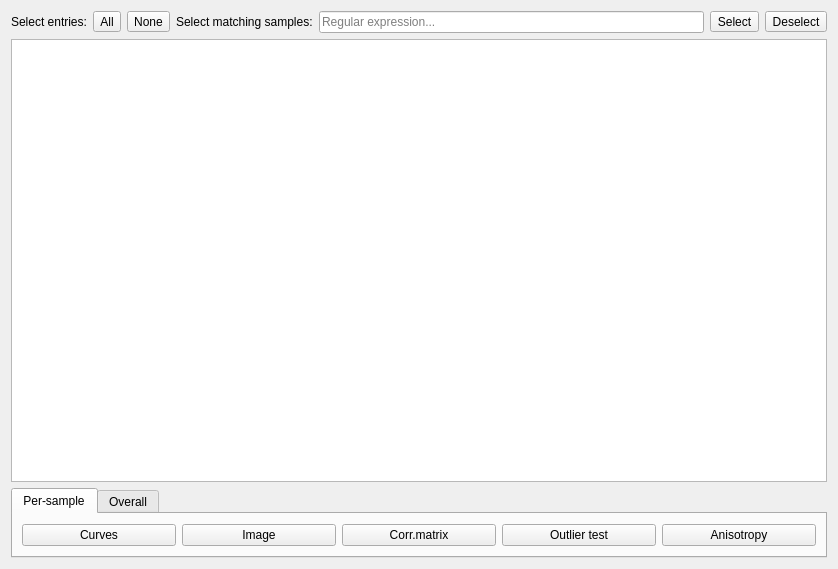
This is cct/processinggui/project/resultsdispatcher.ui in awacha/cct as Qt 5 draws it before an edit. The edited form follows.
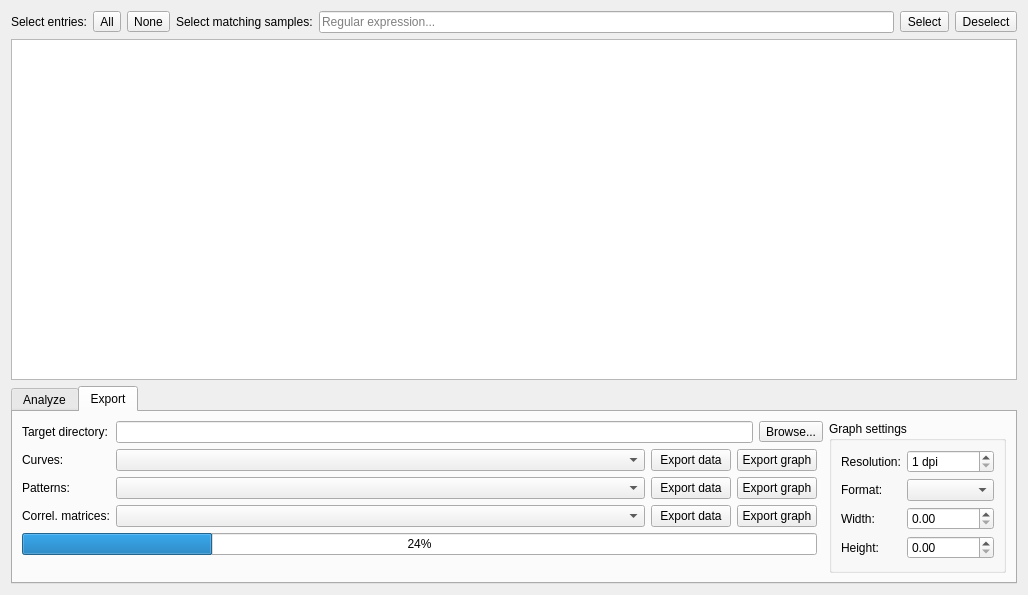
This is the edited form. Icons and pictures are not drawn.

Commit message: Background subtraction and export works. Some fine tuning remains (and transmission)

```diff
--- a/cct/processinggui/project/resultsdispatcher.ui
+++ b/cct/processinggui/project/resultsdispatcher.ui
@@ -6,8 +6,8 @@
    <rect>
     <x>0</x>
     <y>0</y>
-    <width>838</width>
-    <height>569</height>
+    <width>1028</width>
+    <height>595</height>
    </rect>
   </property>
   <property name="windowTitle">
@@ -104,17 +104,156 @@
    <item>
     <widget class="QTabWidget" name="tabWidget">
      <property name="currentIndex">
-      <number>0</number>
+      <number>1</number>
      </property>
      <widget class="QWidget" name="perSampleTab">
       <attribute name="title">
-       <string>Per-sample</string>
+       <string>Analyze</string>
+      </attribute>
+      <layout class="QVBoxLayout" name="verticalLayout_2">
+       <item>
+        <widget class="QGroupBox" name="groupBox">
+         <property name="title">
+          <string>Per-sample</string>
+         </property>
+         <layout class="QGridLayout" name="gridLayout">
+          <item row="0" column="2">
+           <widget class="QPushButton" name="perSampleCorrelationMatrixPushButton">
+            <property name="text">
+             <string>Corr.matrix</string>
+            </property>
+           </widget>
+          </item>
+          <item row="0" column="4">
+           <widget class="QPushButton" name="perSampleAnisotropyPushButton">
+            <property name="text">
+             <string>Anisotropy</string>
+            </property>
+            <property name="icon">
+             <iconset resource="../../resource/icons/icons.qrc">
+              <normaloff>:/icons/anisotropy.svg</normaloff>:/icons/anisotropy.svg</iconset>
+            </property>
+           </widget>
+          </item>
+          <item row="0" column="1">
+           <widget class="QPushButton" name="perSampleImagePushButton">
+            <property name="text">
+             <string>Image</string>
+            </property>
+            <property name="icon">
+             <iconset resource="../../resource/icons/icons.qrc">
+              <normaloff>:/icons/exposureviewer.svg</normaloff>:/icons/exposureviewer.svg</iconset>
+            </property>
+           </widget>
+          </item>
+          <item row="0" column="0">
+           <widget class="QPushButton" name="perSampleCurvesPushButton">
+            <property name="text">
+             <string>Curves</string>
+            </property>
+           </widget>
+          </item>
+          <item row="0" column="3">
+           <widget class="QPushButton" name="perSampleOutlierTestPushButton">
+            <property name="text">
+             <string>Outlier test</string>
+            </property>
+           </widget>
+          </item>
+          <item row="0" column="5">
+           <spacer name="horizontalSpacer">
+            <property name="orientation">
+             <enum>Qt::Horizontal</enum>
+            </property>
+            <property name="sizeHint" stdset="0">
+             <size>
+              <width>40</width>
+              <height>20</height>
+             </size>
+            </property>
+           </spacer>
+          </item>
+         </layout>
+        </widget>
+       </item>
+       <item>
+        <widget class="QGroupBox" name="groupBox_2">
+         <property name="title">
+          <string>Overall</string>
+         </property>
+         <layout class="QGridLayout" name="gridLayout_3">
+          <item row="0" column="1">
+           <widget class="QPushButton" name="overallTransmissionPushButton">
+            <property name="text">
+             <string>Transmission</string>
+            </property>
+            <property name="icon">
+             <iconset resource="../../resource/icons/icons.qrc">
+              <normaloff>:/icons/transmission.svg</normaloff>:/icons/transmission.svg</iconset>
+            </property>
+           </widget>
+          </item>
+          <item row="0" column="0">
+           <widget class="QPushButton" name="overallCurvesPushButton">
+            <property name="text">
+             <string>Curves</string>
+            </property>
+           </widget>
+          </item>
+          <item row="0" column="2">
+           <widget class="QPushButton" name="overallExposureTimePushButton">
+            <property name="text">
+             <string>Exposure time</string>
+            </property>
+           </widget>
+          </item>
+          <item row="0" column="3">
+           <widget class="QPushButton" name="overallVacuumFluxPushButton">
+            <property name="text">
+             <string>Vacuum &amp;&amp; flux</string>
+            </property>
+           </widget>
+          </item>
+          <item row="0" column="4">
+           <spacer name="horizontalSpacer_2">
+            <property name="orientation">
+             <enum>Qt::Horizontal</enum>
+            </property>
+            <property name="sizeHint" stdset="0">
+             <size>
+              <width>40</width>
+              <height>20</height>
+             </size>
+            </property>
+           </spacer>
+          </item>
+         </layout>
+        </widget>
+       </item>
+       <item>
+        <spacer name="verticalSpacer">
+         <property name="orientation">
+          <enum>Qt::Vertical</enum>
+         </property>
+         <property name="sizeHint" stdset="0">
+          <size>
+           <width>20</width>
+           <height>0</height>
+          </size>
+         </property>
+        </spacer>
+       </item>
+      </layout>
+     </widget>
+     <widget class="QWidget" name="exportTab">
+      <attribute name="title">
+       <string>Export</string>
       </attribute>
       <layout class="QGridLayout" name="gridLayout_2">
-       <item row="0" column="1">
-        <widget class="QPushButton" name="perSampleImagePushButton">
+       <item row="1" column="0">
+        <widget class="QLabel" name="label_4">
          <property name="text">
-          <string>Image</string>
+          <string>Curves:</string>
          </property>
          <property name="icon">
           <iconset resource="../../resource/icons/icons.qrc">
@@ -122,74 +261,265 @@
          </property>
         </widget>
        </item>
-       <item row="0" column="2">
-        <widget class="QPushButton" name="perSampleCorrelationMatrixPushButton">
+       <item row="0" column="1" colspan="4">
+        <layout class="QHBoxLayout" name="horizontalLayout_2">
+         <item>
+          <widget class="QLineEdit" name="exportDirLineEdit"/>
+         </item>
+         <item>
+          <widget class="QToolButton" name="exportDirToolButton">
+           <property name="text">
+            <string>Browse...</string>
+           </property>
+           <property name="icon">
+            <iconset theme="document-open">
+             <normaloff>.</normaloff>.</iconset>
+           </property>
+          </widget>
+         </item>
+        </layout>
+       </item>
+       <item row="5" column="0" colspan="4">
+        <spacer name="verticalSpacer_2">
+         <property name="orientation">
+          <enum>Qt::Vertical</enum>
+         </property>
+         <property name="sizeHint" stdset="0">
+          <size>
+           <width>20</width>
+           <height>0</height>
+          </size>
+         </property>
+        </spacer>
+       </item>
+       <item row="2" column="3">
+        <widget class="QPushButton" name="exportPatternsGraphPushButton">
+         <property name="sizePolicy">
+          <sizepolicy hsizetype="Preferred" vsizetype="Fixed">
+           <horstretch>0</horstretch>
+           <verstretch>0</verstretch>
+          </sizepolicy>
+         </property>
          <property name="text">
-          <string>Corr.matrix</string>
+          <string>Export graph</string>
          </property>
         </widget>
        </item>
-       <item row="0" column="0">
-        <widget class="QPushButton" name="perSampleCurvesPushButton">
+       <item row="3" column="3">
+        <widget class="QPushButton" name="exportCorrelMatricesGraphPushButton">
+         <property name="sizePolicy">
+          <sizepolicy hsizetype="Preferred" vsizetype="Fixed">
+           <horstretch>0</horstretch>
+           <verstretch>0</verstretch>
+          </sizepolicy>
+         </property>
          <property name="text">
-          <string>Curves</string>
+          <string>Export graph</string>
          </property>
         </widget>
        </item>
-       <item row="0" column="3">
-        <widget class="QPushButton" name="perSampleOutlierTestPushButton">
+       <item row="1" column="1">
+        <widget class="QComboBox" name="curveFileFormatComboBox">
+         <property name="sizePolicy">
+          <sizepolicy hsizetype="MinimumExpanding" vsizetype="Fixed">
+           <horstretch>0</horstretch>
+           <verstretch>0</verstretch>
+          </sizepolicy>
+         </property>
+        </widget>
+       </item>
+       <item row="2" column="2">
+        <widget class="QPushButton" name="exportPatternsPushButton">
+         <property name="sizePolicy">
+          <sizepolicy hsizetype="Preferred" vsizetype="Fixed">
+           <horstretch>0</horstretch>
+           <verstretch>0</verstretch>
+          </sizepolicy>
+         </property>
          <property name="text">
-          <string>Outlier test</string>
+          <string>Export data</string>
          </property>
         </widget>
        </item>
-       <item row="0" column="4">
-        <widget class="QPushButton" name="perSampleAnisotropyPushButton">
+       <item row="3" column="2">
+        <widget class="QPushButton" name="exportCorrelMatricesPushButton">
+         <property name="sizePolicy">
+          <sizepolicy hsizetype="Preferred" vsizetype="Fixed">
+           <horstretch>0</horstretch>
+           <verstretch>0</verstretch>
+          </sizepolicy>
+         </property>
          <property name="text">
-          <string>Anisotropy</string>
+          <string>Export data</string>
          </property>
-         <property name="icon">
-          <iconset resource="../../resource/icons/icons.qrc">
-           <normaloff>:/icons/anisotropy.svg</normaloff>:/icons/anisotropy.svg</iconset>
+        </widget>
+       </item>
+       <item row="2" column="1">
+        <widget class="QComboBox" name="patternFileFormatComboBox">
+         <property name="sizePolicy">
+          <sizepolicy hsizetype="MinimumExpanding" vsizetype="Fixed">
+           <horstretch>0</horstretch>
+           <verstretch>0</verstretch>
+          </sizepolicy>
          </property>
         </widget>
        </item>
-      </layout>
-     </widget>
-     <widget class="QWidget" name="overallTab">
-      <attribute name="title">
-       <string>Overall</string>
-      </attribute>
-      <layout class="QGridLayout" name="gridLayout">
        <item row="0" column="0">
-        <widget class="QPushButton" name="overallCurvesPushButton">
+        <widget class="QLabel" name="label_3">
          <property name="text">
-          <string>Curves</string>
+          <string>Target directory:</string>
          </property>
         </widget>
        </item>
-       <item row="0" column="1">
-        <widget class="QPushButton" name="overallTransmissionPushButton">
+       <item row="1" column="3">
+        <widget class="QPushButton" name="exportCurvesGraphPushButton">
+         <property name="sizePolicy">
+          <sizepolicy hsizetype="Preferred" vsizetype="Fixed">
+           <horstretch>0</horstretch>
+           <verstretch>0</verstretch>
+          </sizepolicy>
+         </property>
          <property name="text">
-          <string>Transmission</string>
+          <string>Export graph</string>
          </property>
-         <property name="icon">
-          <iconset resource="../../resource/icons/icons.qrc">
-           <normaloff>:/icons/transmission.svg</normaloff>:/icons/transmission.svg</iconset>
+        </widget>
+       </item>
+       <item row="0" column="5" rowspan="6">
+        <widget class="QGroupBox" name="groupBox_3">
+         <property name="sizePolicy">
+          <sizepolicy hsizetype="Minimum" vsizetype="Preferred">
+           <horstretch>0</horstretch>
+           <verstretch>0</verstretch>
+          </sizepolicy>
          </property>
+         <property name="title">
+          <string>Graph settings</string>
+         </property>
+         <layout class="QFormLayout" name="formLayout">
+          <item row="0" column="0">
+           <widget class="QLabel" name="label_7">
+            <property name="text">
+             <string>Resolution:</string>
+            </property>
+            <property name="buddy">
+             <cstring>graphResolutionSpinBox</cstring>
+            </property>
+           </widget>
+          </item>
+          <item row="0" column="1">
+           <widget class="QSpinBox" name="graphResolutionSpinBox">
+            <property name="suffix">
+             <string> dpi</string>
+            </property>
+            <property name="minimum">
+             <number>1</number>
+            </property>
+            <property name="maximum">
+             <number>999999</number>
+            </property>
+           </widget>
+          </item>
+          <item row="1" column="1">
+           <widget class="QComboBox" name="graphFormatComboBox">
+            <property name="sizePolicy">
+             <sizepolicy hsizetype="Minimum" vsizetype="Fixed">
+              <horstretch>0</horstretch>
+              <verstretch>0</verstretch>
+             </sizepolicy>
+            </property>
+           </widget>
+          </item>
+          <item row="1" column="0">
+           <widget class="QLabel" name="label_8">
+            <property name="text">
+             <string>Format:</string>
+            </property>
+            <property name="buddy">
+             <cstring>graphFormatComboBox</cstring>
+            </property>
+           </widget>
+          </item>
+          <item row="2" column="0">
+           <widget class="QLabel" name="label_9">
+            <property name="text">
+             <string>Width:</string>
+            </property>
+            <property name="buddy">
+             <cstring>graphWidthDoubleSpinBox</cstring>
+            </property>
+           </widget>
+          </item>
+          <item row="3" column="0">
+           <widget class="QLabel" name="label_10">
+            <property name="text">
+             <string>Height:</string>
+            </property>
+            <property name="buddy">
+             <cstring>graphHeightDoubleSpinBox</cstring>
+            </property>
+           </widget>
+          </item>
+          <item row="2" column="1">
+           <widget class="QDoubleSpinBox" name="graphWidthDoubleSpinBox">
+            <property name="maximum">
+             <double>999999.000000000000000</double>
+            </property>
+           </widget>
+          </item>
+          <item row="3" column="1">
+           <widget class="QDoubleSpinBox" name="graphHeightDoubleSpinBox">
+            <property name="maximum">
+             <double>999999.000000000000000</double>
+            </property>
+           </widget>
+          </item>
+         </layout>
         </widget>
        </item>
-       <item row="0" column="2">
-        <widget class="QPushButton" name="overallExposureTimePushButton">
+       <item row="2" column="0">
+        <widget class="QLabel" name="label_5">
          <property name="text">
-          <string>Exposure time</string>
+          <string>Patterns:</string>
          </property>
         </widget>
        </item>
-       <item row="0" column="3">
-        <widget class="QPushButton" name="overallVacuumFluxPushButton">
+       <item row="3" column="1">
+        <widget class="QComboBox" name="cmatFileFormatComboBox">
+         <property name="sizePolicy">
+          <sizepolicy hsizetype="MinimumExpanding" vsizetype="Fixed">
+           <horstretch>0</horstretch>
+           <verstretch>0</verstretch>
+          </sizepolicy>
+         </property>
+        </widget>
+       </item>
+       <item row="1" column="2">
+        <widget class="QPushButton" name="exportCurvesPushButton">
+         <property name="sizePolicy">
+          <sizepolicy hsizetype="Preferred" vsizetype="Fixed">
+           <horstretch>0</horstretch>
+           <verstretch>0</verstretch>
+          </sizepolicy>
+         </property>
          <property name="text">
-          <string>Vacuum &amp;&amp; flux</string>
+          <string>Export data</string>
+         </property>
+        </widget>
+       </item>
+       <item row="3" column="0">
+        <widget class="QLabel" name="label_6">
+         <property name="text">
+          <string>Correl. matrices:</string>
+         </property>
+         <property name="buddy">
+          <cstring>cmatFileFormatComboBox</cstring>
+         </property>
+        </widget>
+       </item>
+       <item row="4" column="0" colspan="4">
+        <widget class="QProgressBar" name="exportProgressBar">
+         <property name="value">
+          <number>24</number>
          </property>
         </widget>
        </item>
```
Left out of the diff: 32 changed lines with no effect on the pictures. The commit also changes 24 other files.
